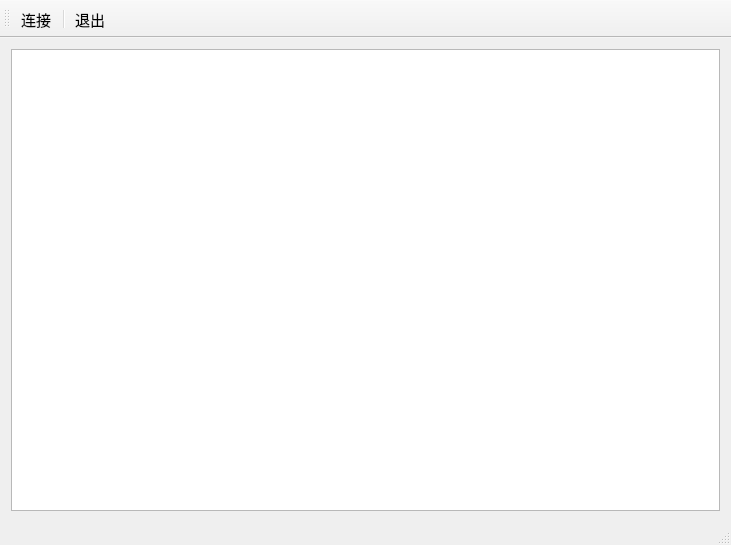
tunghs1ao/SoftwareEngineering, file mainwindow.ui: the form before one commit.
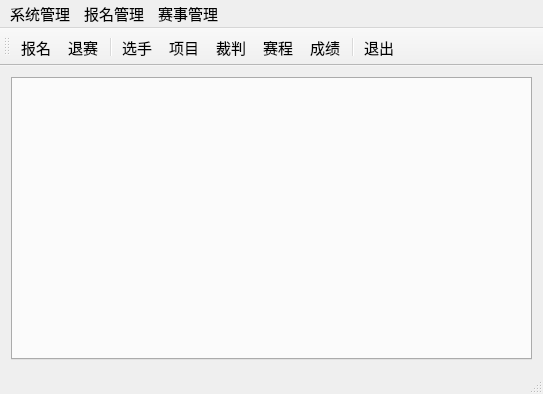
The form after the commit. Icons and pictures are not drawn.

What changed in the file:
```diff
--- a/mainwindow.ui
+++ b/mainwindow.ui
@@ -6,8 +6,8 @@
    <rect>
     <x>0</x>
     <y>0</y>
-    <width>731</width>
-    <height>545</height>
+    <width>543</width>
+    <height>394</height>
    </rect>
   </property>
   <property name="font">
@@ -18,10 +18,84 @@
   <property name="windowTitle">
    <string>MainWindow</string>
   </property>
+  <property name="styleSheet">
+   <string notr="true"/>
+  </property>
   <widget class="QWidget" name="centralWidget">
    <layout class="QGridLayout" name="gridLayout">
     <item row="0" column="0">
-     <widget class="QTableView" name="tableView"/>
+     <widget class="QTabWidget" name="tabWidget">
+      <property name="enabled">
+       <bool>true</bool>
+      </property>
+      <property name="styleSheet">
+       <string notr="true">QTabWidget::pane {
+    border: 1px solid #C2C7CB;
+    background-color: #F0F0F0;
+}
+
+QTabWidget::tab-bar {
+    alignment: center;
+}
+
+QTabBar::tab {
+    background-color: #FFFFFF;
+    color: #808080;
+    min-width: 80px;
+    padding: 5px;
+    border: 1px solid #C2C7CB;
+	font-weight: bold; /* 加粗 */
+}
+
+QTabBar::tab:selected {
+    background-color: #EFEFEF; /* 或者使用 #F2F2F2 */
+    color: #333333;
+    border-bottom-color: #A2AEBE;
+}
+
+QTabBar::tab:hover {
+    background-color: #0078D7;
+    color: #FFFFFF;
+    border-bottom-color: #A2AEBE;
+}
+
+QTabWidget::tab-bar:top {
+    top: 1px;
+}
+
+QTabWidget::tab-bar:bottom {
+    bottom: 1px;
+}
+
+QTabWidget::tab-bar:left {
+    left: 1px;
+}
+
+QTabWidget::tab-bar:right {
+    right: 1px;
+}
+
+QTabWidget::tab-bar:top:selected {
+    border-bottom-color: #A2AEBE;
+}
+
+QTabWidget::tab-bar:bottom:selected {
+    border-top-color: #A2AEBE;
+}
+
+QTabWidget::tab-bar:left:selected {
+    border-right-color: #A2AEBE;
+}
+
+QTabWidget::tab-bar:right:selected {
+    border-left-color: #A2AEBE;
+}
+t</string>
+      </property>
+      <property name="currentIndex">
+       <number>-1</number>
+      </property>
+     </widget>
     </item>
    </layout>
   </widget>
@@ -30,14 +104,47 @@
     <rect>
      <x>0</x>
      <y>0</y>
-     <width>731</width>
-     <height>22</height>
+     <width>543</width>
+     <height>25</height>
     </rect>
    </property>
+   <property name="styleSheet">
+    <string notr="true"/>
+   </property>
+   <widget class="QMenu" name="menu">
+    <property name="title">
+     <string>系统管理</string>
+    </property>
+    <addaction name="separator"/>
+    <addaction name="actQuit"/>
+   </widget>
+   <widget class="QMenu" name="menu_2">
+    <property name="title">
+     <string>报名管理</string>
+    </property>
+    <addaction name="actApply"/>
+    <addaction name="actWithdraw"/>
+   </widget>
+   <widget class="QMenu" name="menu_3">
+    <property name="title">
+     <string>赛事管理</string>
+    </property>
+    <addaction name="actPlayerManage"/>
+    <addaction name="actEventsManage"/>
+    <addaction name="actJudgesManage"/>
+    <addaction name="actArrangeManage"/>
+    <addaction name="actResultManage"/>
+   </widget>
+   <addaction name="menu"/>
+   <addaction name="menu_2"/>
+   <addaction name="menu_3"/>
   </widget>
   <widget class="QToolBar" name="mainToolBar">
+   <property name="styleSheet">
+    <string notr="true"/>
+   </property>
    <property name="toolButtonStyle">
-    <enum>Qt::ToolButtonTextUnderIcon</enum>
+    <enum>Qt::ToolButtonTextBesideIcon</enum>
    </property>
    <attribute name="toolBarArea">
     <enum>TopToolBarArea</enum>
@@ -45,7 +152,14 @@
    <attribute name="toolBarBreak">
     <bool>false</bool>
    </attribute>
-   <addaction name="actConnect"/>
+   <addaction name="actApply"/>
+   <addaction name="actWithdraw"/>
+   <addaction name="separator"/>
+   <addaction name="actPlayerManage"/>
+   <addaction name="actEventsManage"/>
+   <addaction name="actJudgesManage"/>
+   <addaction name="actArrangeManage"/>
+   <addaction name="actResultManage"/>
    <addaction name="separator"/>
    <addaction name="actQuit"/>
   </widget>
@@ -66,6 +180,9 @@
    <property name="checkable">
     <bool>false</bool>
    </property>
+   <property name="enabled">
+    <bool>true</bool>
+   </property>
    <property name="icon">
     <iconset resource="images.qrc">
      <normaloff>:/icons/images/132.bmp</normaloff>:/icons/images/132.bmp</iconset>
@@ -77,6 +194,96 @@
     <string>退出管理系统</string>
    </property>
   </action>
+  <action name="actApply">
+   <property name="enabled">
+    <bool>true</bool>
+   </property>
+   <property name="icon">
+    <iconset resource="images.qrc">
+     <normaloff>:/icons/images/204.bmp</normaloff>:/icons/images/204.bmp</iconset>
+   </property>
+   <property name="text">
+    <string>报名</string>
+   </property>
+   <property name="toolTip">
+    <string>报名</string>
+   </property>
+  </action>
+  <action name="actWithdraw">
+   <property name="enabled">
+    <bool>true</bool>
+   </property>
+   <property name="icon">
+    <iconset resource="images.qrc">
+     <normaloff>:/icons/images/208.bmp</normaloff>:/icons/images/208.bmp</iconset>
+   </property>
+   <property name="text">
+    <string>退赛</string>
+   </property>
+   <property name="toolTip">
+    <string>退赛</string>
+   </property>
+  </action>
+  <action name="actPlayerManage">
+   <property name="enabled">
+    <bool>true</bool>
+   </property>
+   <property name="icon">
+    <iconset resource="images.qrc">
+     <normaloff>:/icons/images/00.JPG</normaloff>:/icons/images/00.JPG</iconset>
+   </property>
+   <property name="text">
+    <string>选手</string>
+   </property>
+  </action>
+  <action name="actEventsManage">
+   <property name="enabled">
+    <bool>true</bool>
+   </property>
+   <property name="icon">
+    <iconset resource="images.qrc">
+     <normaloff>:/icons/images/124.bmp</normaloff>:/icons/images/124.bmp</iconset>
+   </property>
+   <property name="text">
+    <string>项目</string>
+   </property>
+  </action>
+  <action name="actJudgesManage">
+   <property name="enabled">
+    <bool>true</bool>
+   </property>
+   <property name="icon">
+    <iconset resource="images.qrc">
+     <normaloff>:/icons/images/00.JPG</normaloff>:/icons/images/00.JPG</iconset>
+   </property>
+   <property name="text">
+    <string>裁判</string>
+   </property>
+  </action>
+  <action name="actArrangeManage">
+   <property name="enabled">
+    <bool>true</bool>
+   </property>
+   <property name="icon">
+    <iconset resource="images.qrc">
+     <normaloff>:/icons/images/230.bmp</normaloff>:/icons/images/230.bmp</iconset>
+   </property>
+   <property name="text">
+    <string>赛程</string>
+   </property>
+  </action>
+  <action name="actResultManage">
+   <property name="enabled">
+    <bool>true</bool>
+   </property>
+   <property name="icon">
+    <iconset resource="images.qrc">
+     <normaloff>:/icons/images/306.bmp</normaloff>:/icons/images/306.bmp</iconset>
+   </property>
+   <property name="text">
+    <string>成绩</string>
+   </property>
+  </action>
  </widget>
  <layoutdefault spacing="6" margin="11"/>
  <resources>
```
